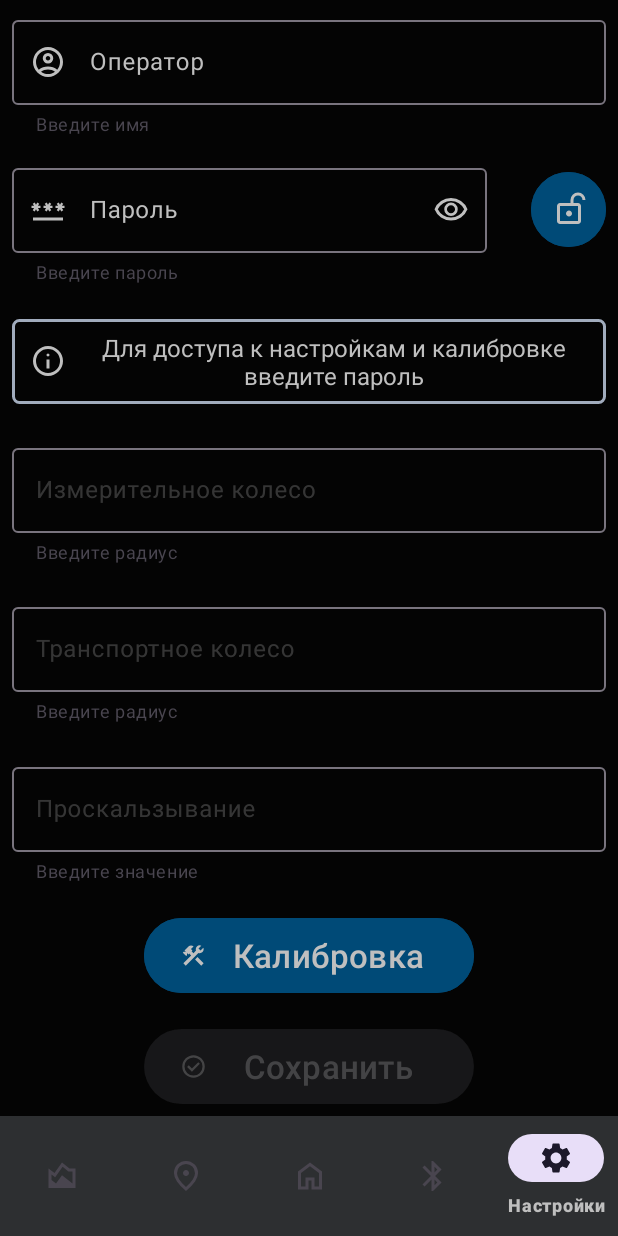
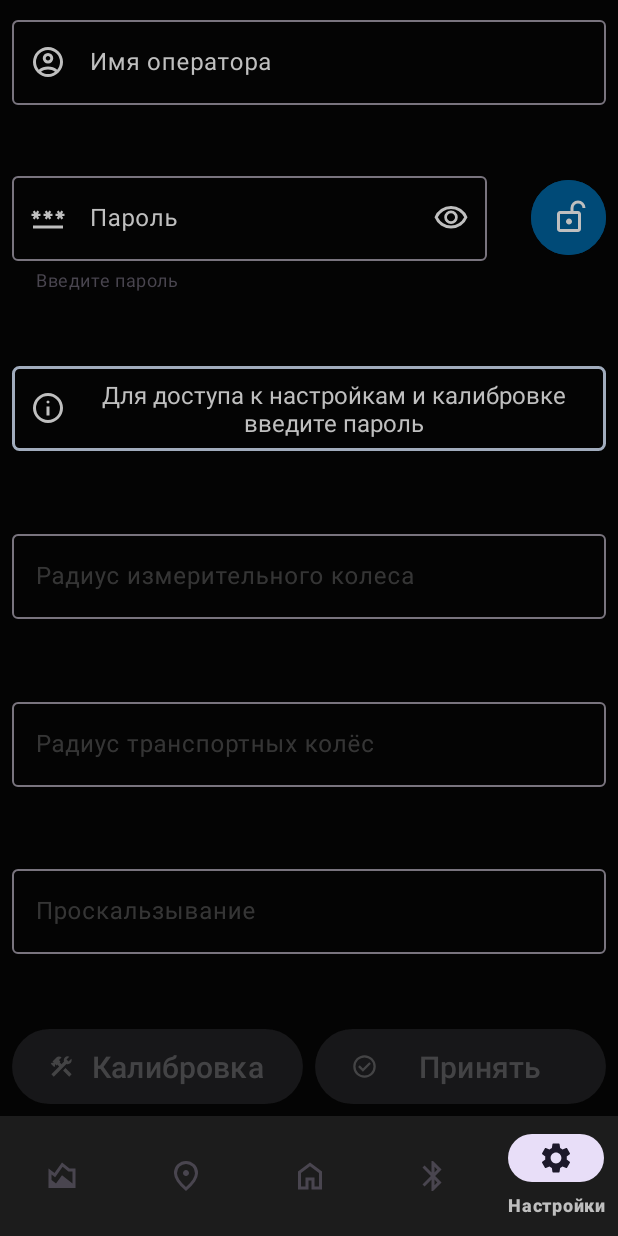
Before and after one commit to mkopichev/iksem_new, an Android app: the screen it shows after launch (MainActivity), item 5 of the bottom bar chosen, on a phone screen of 412 x 824 dp. Run offline under Robolectric (Android 15) with nearby library versions, the phone set to English and light mode, and no system bars.

Commit message:
all layouts are are now fit small screen sizes and have top to bottom design with percentages

```diff
--- a/iksem_software/app/src/main/res/drawable/ic_change_view.xml
+++ /dev/null
@@ -1,5 +0,0 @@
-<vector android:height="24dp" android:tint="#000000"
-    android:viewportHeight="960" android:viewportWidth="960"
-    android:width="24dp" xmlns:android="http://schemas.android.com/apk/res/android">
-    <path android:fillColor="@android:color/white" android:pathData="M482,760L596,647L482,534L440,576L483,619Q455,620 428.5,610Q402,600 381,579Q361,559 350.5,533Q340,507 340,481Q340,464 344.5,447Q349,430 357,414L313,370Q296,395 288,423Q280,451 280,480Q280,518 295,555Q310,592 339,621Q368,650 404,664.5Q440,679 478,680L440,718L482,760ZM647,590Q664,565 672,537Q680,509 680,480Q680,442 665.5,404.5Q651,367 622,338Q593,309 556.5,295Q520,281 482,281L520,242L478,200L364,313L478,426L520,384L476,340Q503,340 531,350.5Q559,361 579,381Q599,401 609.5,427Q620,453 620,479Q620,496 615.5,513Q611,530 603,546L647,590ZM480,880Q397,880 324,848.5Q251,817 197,763Q143,709 111.5,636Q80,563 80,480Q80,397 111.5,324Q143,251 197,197Q251,143 324,111.5Q397,80 480,80Q563,80 636,111.5Q709,143 763,197Q817,251 848.5,324Q880,397 880,480Q880,563 848.5,636Q817,709 763,763Q709,817 636,848.5Q563,880 480,880ZM480,800Q614,800 707,707Q800,614 800,480Q800,346 707,253Q614,160 480,160Q346,160 253,253Q160,346 160,480Q160,614 253,707Q346,800 480,800ZM480,480Q480,480 480,480Q480,480 480,480Q480,480 480,480Q480,480 480,480Q480,480 480,480Q480,480 480,480Q480,480 480,480Q480,480 480,480Z"/>
-</vector>
--- /dev/null
+++ b/iksem_software/app/src/main/res/drawable/ic_protocol_view.xml
@@ -0,0 +1,4 @@
+<?xml version="1.0" encoding="utf-8"?>
+<selector xmlns:android="http://schemas.android.com/apk/res/android">
+    <item android:drawable="@drawable/ic_protocol_view_map" android:state_checked="true" />
+</selector>
--- /dev/null
+++ b/iksem_software/app/src/main/res/drawable/ic_protocol_view_map.xml
@@ -0,0 +1,5 @@
+<vector android:height="24dp" android:tint="#000000"
+    android:viewportHeight="24" android:viewportWidth="24"
+    android:width="24dp" xmlns:android="http://schemas.android.com/apk/res/android">
+    <path android:fillColor="@android:color/white" android:pathData="M20.5,3l-0.16,0.03L15,5.1 9,3 3.36,4.9c-0.21,0.07 -0.36,0.25 -0.36,0.48V20.5c0,0.28 0.22,0.5 0.5,0.5l0.16,-0.03L9,18.9l6,2.1 5.64,-1.9c0.21,-0.07 0.36,-0.25 0.36,-0.48V3.5c0,-0.28 -0.22,-0.5 -0.5,-0.5zM15,19l-6,-2.11V5l6,2.11V19z"/>
+</vector>
--- /dev/null
+++ b/iksem_software/app/src/main/res/drawable/ic_split_protocol.xml
@@ -0,0 +1,4 @@
+<?xml version="1.0" encoding="utf-8"?>
+<selector xmlns:android="http://schemas.android.com/apk/res/android">
+    <item android:drawable="@drawable/ic_split_protocol_on" android:state_checked="true" />
+</selector>
--- a/iksem_software/app/src/main/res/layout/fragment_settings.xml
+++ b/iksem_software/app/src/main/res/layout/fragment_settings.xml
@@ -25,15 +25,15 @@
         style="@style/input_edit_text"
         android:layout_width="match_parent"
         android:layout_height="wrap_content"
-        android:layout_marginBottom="@dimen/activity_vertical_margin"
-        android:hint="@string/settings_operator"
+        android:hint="@string/settings_operator_hint"
         app:endIconDrawable="@drawable/ic_clear"
         app:endIconMode="clear_text"
-        app:helperText="@string/settings_input_name"
+        app:layout_constraintBottom_toBottomOf="parent"
         app:layout_constraintEnd_toEndOf="parent"
         app:layout_constraintStart_toStartOf="parent"
         app:layout_constraintTop_toTopOf="parent"
-        app:startIconContentDescription="@string/settings_operator"
+        app:layout_constraintVertical_bias="0"
+        app:startIconContentDescription="@string/settings_operator_hint"
         app:startIconDrawable="@drawable/ic_name">
 
         <com.google.android.material.textfield.TextInputEditText
@@ -51,10 +51,10 @@
         android:layout_width="wrap_content"
         android:layout_height="wrap_content"
         android:layout_marginBottom="@dimen/activity_vertical_margin"
-        android:hint="@string/settings_password"
+        android:hint="@string/settings_password_hint"
         app:endIconDrawable="@drawable/button_visibility"
         app:endIconMode="password_toggle"
-        app:helperText="@string/settings_input_password"
+        app:helperText="@string/settings_password_helper"
         app:layout_constrainedWidth="true"
         app:layout_constraintBottom_toTopOf="@id/settings_password_warning"
         app:layout_constraintEnd_toStartOf="@id/settings_password_button"
@@ -62,7 +62,7 @@
         app:layout_constraintStart_toStartOf="parent"
         app:layout_constraintTop_toBottomOf="@id/settings_operator_title"
         app:layout_constraintWidth_percent="0.8"
-        app:startIconContentDescription="@string/settings_input_password"
+        app:startIconContentDescription="@string/settings_password_helper"
         app:startIconDrawable="@drawable/ic_password">
 
         <com.google.android.material.textfield.TextInputEditText
@@ -76,15 +76,15 @@
 
     <com.google.android.material.button.MaterialButton
         android:id="@+id/settings_password_button"
-        style="@style/button_icon_round"
+        style="@style/button_icon"
         android:layout_width="0dp"
         android:layout_height="wrap_content"
-        android:layout_marginBottom="24dp"
+        android:layout_marginBottom="16dp"
         android:contentDescription="@string/button_unlock_settings"
         app:icon="@drawable/ic_unlock"
-        app:layout_constraintBottom_toTopOf="@id/settings_password_warning"
+        app:layout_constraintBottom_toBottomOf="@id/settings_password_title"
         app:layout_constraintEnd_toEndOf="parent"
-        app:layout_constraintTop_toBottomOf="@id/settings_operator_title" />
+        app:layout_constraintTop_toTopOf="@id/settings_password_title" />
 
     <LinearLayout
         android:id="@+id/settings_password_warning"
@@ -125,10 +125,9 @@
         android:layout_width="match_parent"
         android:layout_height="wrap_content"
         android:layout_marginBottom="@dimen/activity_vertical_margin"
-        android:hint="@string/settings_measuring_wheel"
+        android:hint="@string/settings_measuring_wheel_hint"
         app:endIconDrawable="@drawable/ic_clear"
         app:endIconMode="clear_text"
-        app:helperText="@string/settings_input_radius"
         app:layout_constraintBottom_toTopOf="@id/settings_driving_radius_title"
         app:layout_constraintEnd_toEndOf="parent"
         app:layout_constraintStart_toStartOf="parent"
@@ -150,10 +149,9 @@
         android:layout_width="match_parent"
         android:layout_height="wrap_content"
         android:layout_marginBottom="@dimen/activity_vertical_margin"
-        android:hint="@string/settings_transport_wheel"
+        android:hint="@string/settings_transport_wheel_hint"
         app:endIconDrawable="@drawable/ic_clear"
         app:endIconMode="clear_text"
-        app:helperText="@string/settings_input_radius"
         app:layout_constraintBottom_toTopOf="@id/settings_slip_ratio_title"
         app:layout_constraintEnd_toEndOf="parent"
         app:layout_constraintStart_toStartOf="parent"
@@ -175,11 +173,10 @@
         android:layout_width="match_parent"
         android:layout_height="wrap_content"
         android:layout_marginBottom="@dimen/activity_vertical_margin"
-        android:hint="@string/settings_slip_ratio"
+        android:hint="@string/settings_slip_ratio_hint"
         app:endIconDrawable="@drawable/ic_clear"
         app:endIconMode="clear_text"
-        app:helperText="@string/settings_input_value"
-        app:layout_constraintBottom_toTopOf="@id/settings_calibration_button"
+        app:layout_constraintBottom_toTopOf="@id/settings_buttons_area"
         app:layout_constraintEnd_toEndOf="parent"
         app:layout_constraintStart_toStartOf="parent"
         app:layout_constraintTop_toBottomOf="@id/settings_driving_radius_title"
@@ -194,29 +191,36 @@
 
     </com.google.android.material.textfield.TextInputLayout>
 
-    <com.google.android.material.button.MaterialButton
-        android:id="@+id/settings_calibration_button"
-        style="@style/button_general"
-        android:layout_width="wrap_content"
+    <LinearLayout
+        android:id="@+id/settings_buttons_area"
+        android:layout_width="match_parent"
         android:layout_height="wrap_content"
-        android:layout_marginBottom="@dimen/activity_vertical_margin"
-        android:text="@string/settings_calibration_button"
-        app:icon="@drawable/ic_calibration"
-        app:layout_constraintBottom_toTopOf="@id/settings_save_button"
+        app:layout_constraintBottom_toBottomOf="parent"
         app:layout_constraintEnd_toEndOf="parent"
         app:layout_constraintStart_toStartOf="parent"
-        app:layout_constraintTop_toBottomOf="@id/settings_slip_ratio_title" />
+        app:layout_constraintTop_toTopOf="parent"
+        app:layout_constraintVertical_bias="1">
 
-    <com.google.android.material.button.MaterialButton
-        android:id="@+id/settings_save_button"
-        style="@style/button_general_disabled"
-        android:layout_width="wrap_content"
-        android:layout_height="wrap_content"
-        android:layout_marginTop="@dimen/activity_vertical_margin"
-        android:text="@string/settings_save_button"
-        app:icon="@drawable/ic_check"
-        app:layout_constraintBottom_toBottomOf="parent"
-        app:layout_constraintEnd_toEndOf="parent"
-        app:layout_constraintStart_toStartOf="parent" />
+        <com.google.android.material.button.MaterialButton
+            android:id="@+id/settings_calibration_button"
+            style="@style/button_disabled"
+            android:layout_width="0dp"
+            android:layout_height="wrap_content"
+            android:layout_marginEnd="4dp"
+            android:layout_weight="0.5"
+            android:text="@string/settings_calibration_button"
+            app:icon="@drawable/ic_calibration" />
+
+        <com.google.android.material.button.MaterialButton
+            android:id="@+id/settings_save_button"
+            style="@style/button_disabled"
+            android:layout_width="0dp"
+            android:layout_height="wrap_content"
+            android:layout_marginStart="4dp"
+            android:layout_weight="0.5"
+            android:text="@string/save_button"
+            app:icon="@drawable/ic_check" />
+
+    </LinearLayout>
 
 </androidx.constraintlayout.widget.ConstraintLayout>
--- a/iksem_software/app/src/main/res/menu/bottom_nav_menu.xml
+++ b/iksem_software/app/src/main/res/menu/bottom_nav_menu.xml
@@ -5,7 +5,7 @@
         android:id="@+id/navigation_protocols"
         android:icon="@drawable/ic_nav_charts"
         android:orderInCategory="1"
-        android:title="@string/title_charts" />
+        android:title="@string/title_protocols" />
 
     <item
         android:id="@+id/navigation_map"
--- a/iksem_software/app/src/main/res/navigation/mobile_navigation.xml
+++ b/iksem_software/app/src/main/res/navigation/mobile_navigation.xml
@@ -8,7 +8,7 @@
     <fragment
         android:id="@+id/navigation_protocols"
         android:name="com.iksem.ui.protocols.ProtocolsFragment"
-        android:label="@string/title_charts"
+        android:label="@string/title_protocols"
         tools:layout="@layout/fragment_map" />
 
     <fragment
--- a/iksem_software/app/src/main/res/values/colors.xml
+++ b/iksem_software/app/src/main/res/values/colors.xml
@@ -3,7 +3,7 @@
     <color name="black">#FF000000</color>
     <color name="white">#FFFFFFFF</color>
     <color name="background">#040404</color>
-    <color name="background_over">#2d2f31</color>
+    <color name="background_over">#1c1c1c</color>
     <color name="background_over_disabled">#442d2f31</color>
     <color name="background_text">#bfbfbf</color>
     <color name="background_text_disabled">#44bfbfbf</color>
--- a/iksem_software/app/src/main/res/values/strings.xml
+++ b/iksem_software/app/src/main/res/values/strings.xml
@@ -1,7 +1,7 @@
 <?xml version="1.0" encoding="utf-8"?>
 <resources>
     <string name="app_name" translatable="false">ИКСЭМ</string>
-    <string name="title_charts">Графики</string>
+    <string name="title_protocols">Протоколы</string>
     <string name="title_map">Карта</string>
     <string name="title_main">Главная</string>
     <string name="title_connection">Связь</string>
@@ -15,15 +15,13 @@
     <string name="map_longitude">Долгота:</string>
     <string name="map_latitude_letter" translatable="false">N</string>
     <string name="map_longitude_letter" translatable="false">E</string>
-    <string name="settings_operator">Оператор</string>
-    <string name="settings_measuring_wheel">Измерительное колесо</string>
-    <string name="settings_transport_wheel">Транспортное колесо</string>
-    <string name="settings_slip_ratio">Проскальзывание</string>
-    <string name="settings_input_password">Введите пароль</string>
+    <string name="settings_operator_hint">Имя оператора</string>
+    <string name="settings_measuring_wheel_hint">Радиус измерительного колеса</string>
+    <string name="settings_transport_wheel_hint">Радиус транспортных колёс</string>
+    <string name="settings_slip_ratio_hint">Проскальзывание</string>
+    <string name="settings_password_helper">Введите пароль</string>
     <string name="settings_password_warning">Для доступа к настройкам и калибровке введите пароль</string>
-    <string name="button_apply">Готово</string>
-    <string name="button_cancel">Отмена</string>
-    <string name="settings_save_button">Сохранить</string>
+    <string name="save_button">Принять</string>
     <string name="settings_calibration_button">Калибровка</string>
     <string name="button_unlock_settings">Разблокировать</string>
     <string name="home_start_button">Старт</string>
@@ -52,15 +50,14 @@
     <string name="home_info_box_battery_level">Заряд:</string>
     <string name="protocols_info_date">Дата записи:</string>
     <string name="protocols_info_iksem_number">ИКСЭМ №:</string>
-    <string name="protocols_info_time">Время начала (конца) записи:</string>
+    <string name="protocols_info_time">Время старта (стопа):</string>
     <string name="protocols_info_average_friction">Среднее значение КСц:</string>
     <string name="protocols_info_average_velocity">Средняя скорость:</string>
     <string name="protocols_info_slip_ratio">Значение проскальзывания:</string>
     <string name="protocols_info_distance">Пройденное расстояние:</string>
     <string name="protocols_info_operator">Оператор:</string>
-    <string name="protocols_map_view">Переключить вид</string>
-    <string name="protocols_split_both_ways_protocol">Разделить протокол</string>
-    <string name="calibration_accept">Принять</string>
+    <string name="protocols_map_view">Протокол на карте</string>
+    <string name="protocols_split_both_ways_protocol">Разделить заезды</string>
     <string name="calibration_reset">Сбросить</string>
     <string name="calibration_next_step">Далее</string>
     <string name="calibration_load_current_calibration">Загрузить с измерителя</string>
@@ -95,8 +92,5 @@
     <string name="calibration_exit">Выйти</string>
     <string name="settings_mm">мм</string>
     <string name="settings_percent" translatable="false">%</string>
-    <string name="settings_input_radius">Введите радиус</string>
-    <string name="settings_input_value">Введите значение</string>
-    <string name="settings_password">Пароль</string>
-    <string name="settings_input_name">Введите имя</string>
+    <string name="settings_password_hint">Пароль</string>
 </resources>
--- a/iksem_software/app/src/main/res/values/themes.xml
+++ b/iksem_software/app/src/main/res/values/themes.xml
@@ -15,6 +15,15 @@
         <item name="android:windowBackground">@color/background</item>
         <item name="android:navigationBarColor">@color/background_over</item>
         <item name="android:textColor">@color/background_text</item>
+        <item name="materialSwitchStyle">@style/Widget.App.Switch</item>
+    </style>
+
+    <style name="Widget.App.Switch" parent="Widget.Material3.CompoundButton.MaterialSwitch">
+        <item name="materialThemeOverlay">@style/ThemeOverlay.App.Switch</item>
+    </style>
+
+    <style name="ThemeOverlay.App.Switch" parent="">
+        <item name="colorPrimary">@color/green_light</item>
     </style>
 
     <style name="header_text_1">
@@ -55,11 +64,10 @@
     <style name="button_general" parent="Widget.Material3.Button">
         <item name="android:minHeight">50dp</item>
         <item name="android:minWidth">220dp</item>
-        <item name="android:autoSizeMaxTextSize">22sp</item>
-        <item name="android:autoSizeMinTextSize">18sp</item>
+        <item name="android:autoSizeMaxTextSize">20sp</item>
+        <item name="android:autoSizeMinTextSize">16sp</item>
         <item name="android:autoSizeTextType">uniform</item>
         <item name="android:gravity">center</item>
-        <item name="android:breakStrategy">balanced</item>
         <item name="android:backgroundTint">@drawable/button_general</item>
         <item name="android:textColor">@color/background_text</item>
         <item name="iconTint">@color/background_text</item>
@@ -72,7 +80,7 @@
         <item name="android:insetLeft">0dp</item>
     </style>
 
-    <style name="button_general_disabled" parent="button_general">
+    <style name="button_disabled" parent="button_general">
         <item name="android:focusable">false</item>
         <item name="android:clickable">false</item>
         <item name="android:enabled">false</item>
@@ -80,7 +88,14 @@
         <item name="iconTint">@color/background_text_disabled</item>
     </style>
 
-    <style name="button_icon_round" parent="button_general">
+    <style name="button_icon" parent="button_general">
+        <item name="iconSize">24dp</item>
+        <item name="iconGravity">textStart</item>
+        <item name="iconPadding">0dp</item>
+        <item name="layout_constraintDimensionRatio">1:1</item>
+    </style>
+
+    <style name="button_icon_disabled" parent="button_disabled">
         <item name="iconSize">24dp</item>
         <item name="iconGravity">textStart</item>
         <item name="iconPadding">0dp</item>
@@ -94,10 +109,11 @@
         <item name="android:enabled">true</item>
     </style>
 
-    <style name="button_green_disabled" parent="button_general_disabled">
-        <item name="android:focusable">false</item>
-        <item name="android:clickable">false</item>
-        <item name="android:enabled">false</item>
+    <style name="button_icon_green" parent="button_green">
+        <item name="iconSize">24dp</item>
+        <item name="iconGravity">textStart</item>
+        <item name="iconPadding">0dp</item>
+        <item name="layout_constraintDimensionRatio">1:1</item>
     </style>
 
     <style name="button_red" parent="button_general">
@@ -107,21 +123,21 @@
         <item name="android:enabled">true</item>
     </style>
 
-    <style name="button_red_disabled" parent="button_general_disabled">
-        <item name="android:backgroundTint">@drawable/button_red</item>
-        <item name="android:focusable">false</item>
-        <item name="android:clickable">false</item>
-        <item name="android:enabled">false</item>
+    <style name="button_icon_red" parent="button_red">
+        <item name="iconSize">24dp</item>
+        <item name="iconGravity">textStart</item>
+        <item name="iconPadding">0dp</item>
+        <item name="layout_constraintDimensionRatio">1:1</item>
     </style>
 
     <style name="button_toggle">
-        <item name="android:autoSizeMaxTextSize">20sp</item>
+        <item name="android:autoSizeMaxTextSize">22sp</item>
         <item name="android:autoSizeMinTextSize">18sp</item>
         <item name="android:autoSizeTextType">uniform</item>
         <item name="android:paddingVertical">8dp</item>
         <item name="android:gravity">center</item>
         <item name="android:textAllCaps">true</item>
-        <item name="android:backgroundTint">@drawable/toggle_button_item</item>
+        <item name="android:backgroundTint">@drawable/button_toggle</item>
         <item name="android:background">@drawable/rounded_box_unframed</item>
         <item name="android:textColor">@color/black</item>
     </style>
```
Also changed, not shown: iksem_software/app/src/main/res/layout/fragment_bluetooth.xml (+8 -8 lines), iksem_software/app/src/main/res/layout/fragment_calibration.xml (+12 -21 lines), iksem_software/app/src/main/res/layout/fragment_home.xml (+55 -20 lines), iksem_software/app/src/main/res/layout/fragment_map.xml (+6 -5 lines), iksem_software/app/src/main/res/layout/fragment_protocols.xml (+90 -94 lines), iksem_software/app/src/main/res/drawable/button_toggle.xml (renamed from iksem_software/app/src/main/res/drawable/toggle_button_item.xml), iksem_software/app/src/main/res/drawable/ic_split_protocol_on.xml (renamed from iksem_software/app/src/main/res/drawable/ic_split_view.xml), 1 other file.
